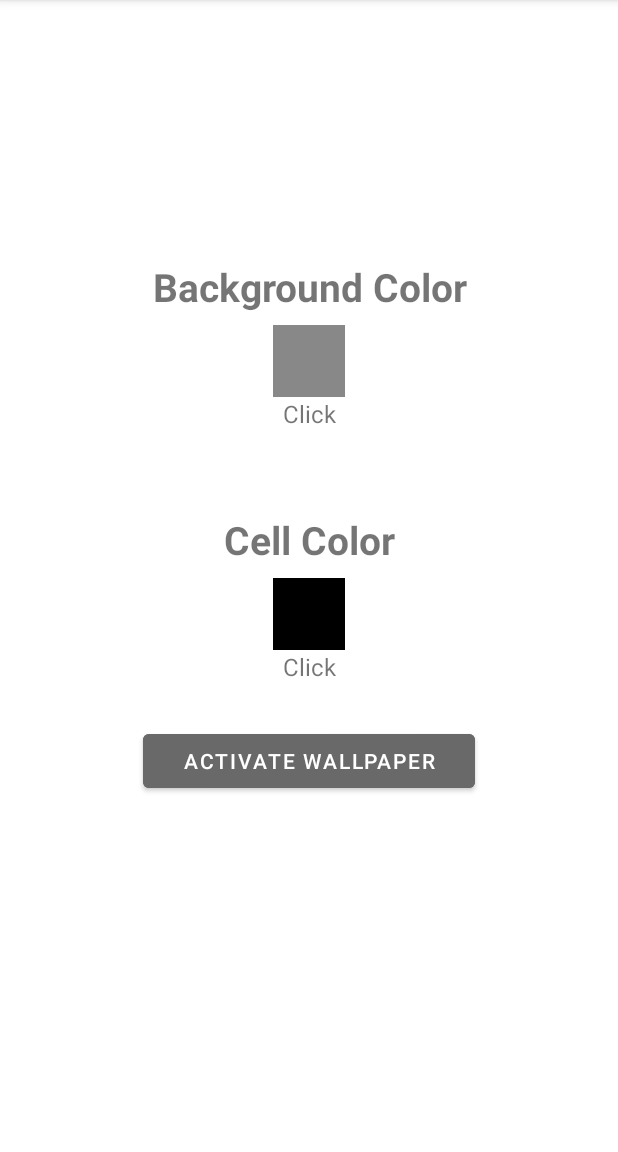
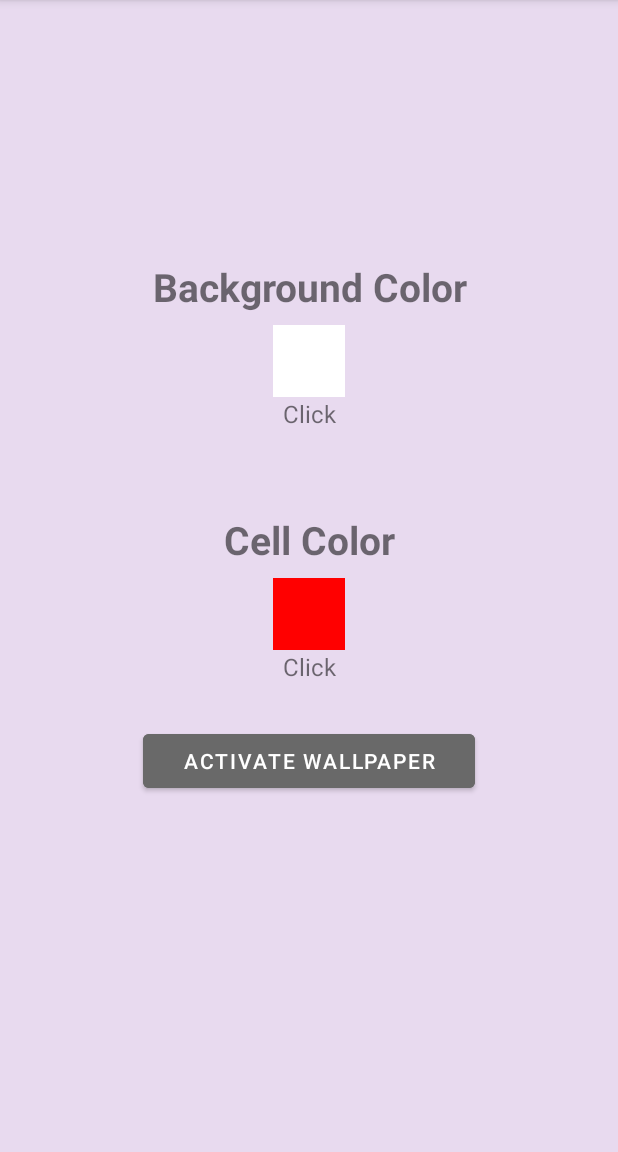
Before and after one commit to deomiarn/AndroidWallpaperGameOfLife, an Android app: the screen it shows after launch (MainActivity), on a phone screen of 412 x 824 dp, the part 84-1236 px from its top. Run offline under Robolectric (Android 15) with nearby library versions, the phone set to English and light mode, and no system bars; libraries missing offline, so code that uses them is left out: top.defaults.colorpicker; 2 statements that could not run were skipped.

```diff
--- a/app/src/main/java/ch/openscript/gameoflifepaper/MainActivity.java
+++ b/app/src/main/java/ch/openscript/gameoflifepaper/MainActivity.java
@@ -31,8 +31,8 @@ public class MainActivity extends AppCompatActivity {
         mColorPreview = findViewById(R.id.preview_selected_color);
         mCellColorPreview = findViewById(R.id.preview_cell_selected_color);
 
-        mDefaultColor = Color.GRAY;
-        mCellDefaultColor = Color.BLACK;
+        mDefaultColor = Color.WHITE;
+        mCellDefaultColor = Color.RED;
 
         mColorPreview.setBackgroundColor(mDefaultColor);
         mCellColorPreview.setBackgroundColor(mCellDefaultColor);
--- a/app/src/main/res/layout/activity_main.xml
+++ b/app/src/main/res/layout/activity_main.xml
@@ -4,7 +4,8 @@
     xmlns:tools="http://schemas.android.com/tools"
     android:layout_width="match_parent"
     android:layout_height="match_parent"
-    android:backgroundTint="#DEB887"
+    android:background="#E8DAEF"
+    android:backgroundTint="#E8DAEF"
     tools:context=".MainActivity">
 
     <LinearLayout
```
Also changed, not shown: app/src/main/java/ch/openscript/gameoflifepaper/GameOfLifeWallpaperService.java (+28 -6 lines), 1 other file.
